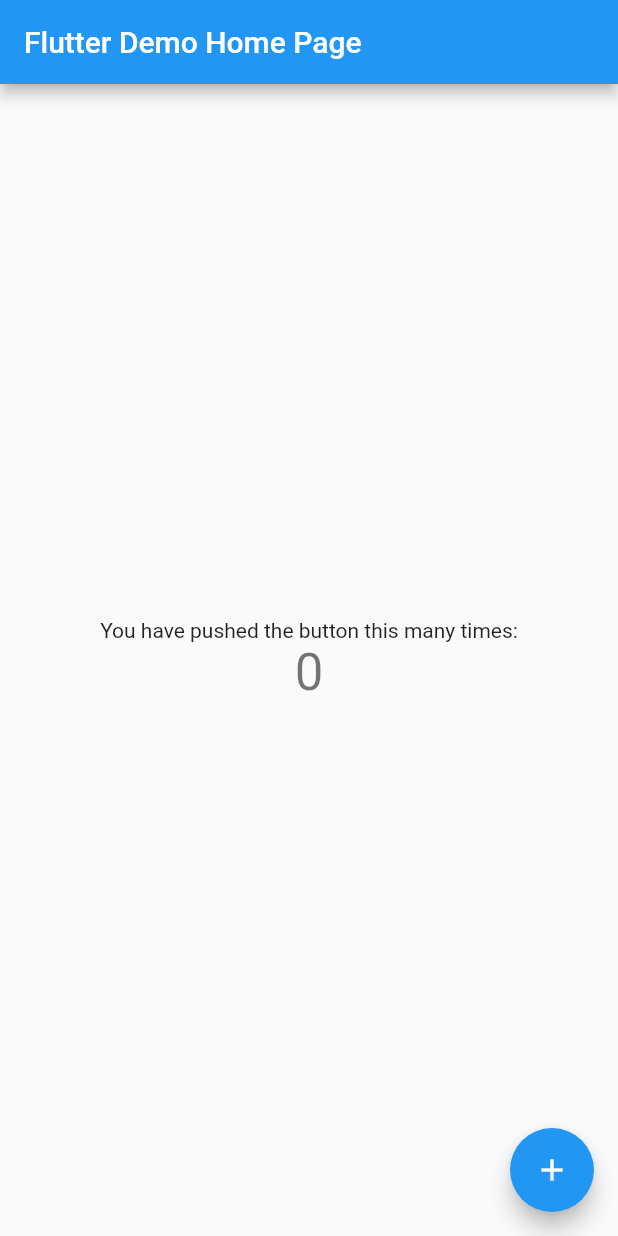
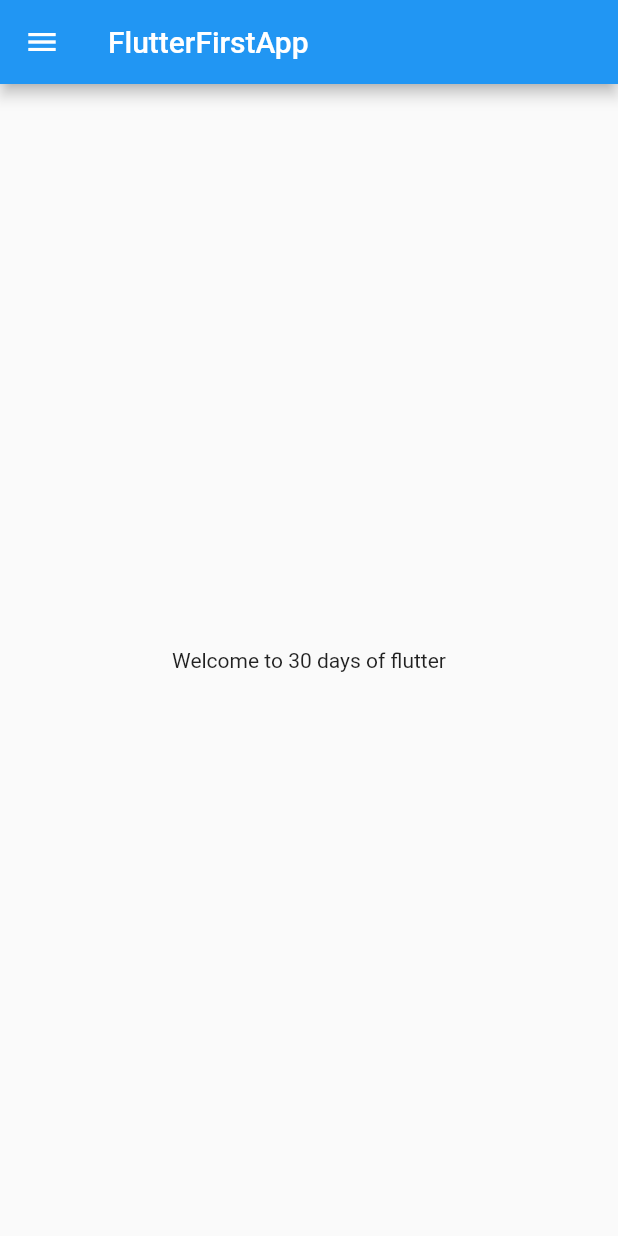
Before and after one commit to dillipkumarsahu/flutter_first_app, a Flutter app: the screen it shows after launch, on a phone screen of 412 x 824 dp. Run offline on Flutter 3.47's test engine with Material 2 defaults, Android fonts, the phone set to English and light mode, and no system bars.

Commit message:
day 2 completed

```diff
--- /dev/null
+++ b/lib/home_page.dart
@@ -0,0 +1,20 @@
+import 'package:flutter/material.dart';
+
+class HomePage extends StatelessWidget {
+  const HomePage({Key? key}) : super(key: key);
+
+  @override
+  Widget build(BuildContext context) {
+    return Scaffold(
+      appBar: AppBar(
+        title: Text("FlutterFirstApp"),
+      ),
+      body: Center(
+        child: Container(
+          child: const Text("Welcome to 30 days of flutter"),
+        ),
+      ),
+      drawer: Drawer(),
+    );
+  }
+}
--- a/lib/main.dart
+++ b/lib/main.dart
@@ -1,115 +1,17 @@
 import 'package:flutter/material.dart';
+import 'package:flutter_first_app/home_page.dart';
 
 void main() {
-  runApp(const MyApp());
+  runApp(MyApp());
 }
 
 class MyApp extends StatelessWidget {
   const MyApp({Key? key}) : super(key: key);
 
-  // This widget is the root of your application.
   @override
   Widget build(BuildContext context) {
     return MaterialApp(
-      title: 'Flutter Demo',
-      theme: ThemeData(
-        // This is the theme of your application.
-        //
-        // Try running your application with "flutter run". You'll see the
-        // application has a blue toolbar. Then, without quitting the app, try
-        // changing the primarySwatch below to Colors.green and then invoke
-        // "hot reload" (press "r" in the console where you ran "flutter run",
-        // or simply save your changes to "hot reload" in a Flutter IDE).
-        // Notice that the counter didn't reset back to zero; the application
-        // is not restarted.
-        primarySwatch: Colors.blue,
-      ),
-      home: const MyHomePage(title: 'Flutter Demo Home Page'),
+      home: HomePage(),
     );
   }
 }
-
-class MyHomePage extends StatefulWidget {
-  const MyHomePage({Key? key, required this.title}) : super(key: key);
-
-  // This widget is the home page of your application. It is stateful, meaning
-  // that it has a State object (defined below) that contains fields that affect
-  // how it looks.
-
-  // This class is the configuration for the state. It holds the values (in this
-  // case the title) provided by the parent (in this case the App widget) and
-  // used by the build method of the State. Fields in a Widget subclass are
-  // always marked "final".
-
-  final String title;
-
-  @override
-  State<MyHomePage> createState() => _MyHomePageState();
-}
-
-class _MyHomePageState extends State<MyHomePage> {
-  int _counter = 0;
-
-  void _incrementCounter() {
-    setState(() {
-      // This call to setState tells the Flutter framework that something has
-      // changed in this State, which causes it to rerun the build method below
-      // so that the display can reflect the updated values. If we changed
-      // _counter without calling setState(), then the build method would not be
-      // called again, and so nothing would appear to happen.
-      _counter++;
-    });
-  }
-
-  @override
-  Widget build(BuildContext context) {
-    // This method is rerun every time setState is called, for instance as done
-    // by the _incrementCounter method above.
-    //
-    // The Flutter framework has been optimized to make rerunning build methods
-    // fast, so that you can just rebuild anything that needs updating rather
-    // than having to individually change instances of widgets.
-    return Scaffold(
-      appBar: AppBar(
-        // Here we take the value from the MyHomePage object that was created by
-        // the App.build method, and use it to set our appbar title.
-        title: Text(widget.title),
-      ),
-      body: Center(
-        // Center is a layout widget. It takes a single child and positions it
-        // in the middle of the parent.
-        child: Column(
-          // Column is also a layout widget. It takes a list of children and
-          // arranges them vertically. By default, it sizes itself to fit its
-          // children horizontally, and tries to be as tall as its parent.
-          //
-          // Invoke "debug painting" (press "p" in the console, choose the
-          // "Toggle Debug Paint" action from the Flutter Inspector in Android
-          // Studio, or the "Toggle Debug Paint" command in Visual Studio Code)
-          // to see the wireframe for each widget.
-          //
-          // Column has various properties to control how it sizes itself and
-          // how it positions its children. Here we use mainAxisAlignment to
-          // center the children vertically; the main axis here is the vertical
-          // axis because Columns are vertical (the cross axis would be
-          // horizontal).
-          mainAxisAlignment: MainAxisAlignment.center,
-          children: <Widget>[
-            const Text(
-              'You have pushed the button this many times:',
-            ),
-            Text(
-              '$_counter',
-              style: Theme.of(context).textTheme.headline4,
-            ),
-          ],
-        ),
-      ),
-      floatingActionButton: FloatingActionButton(
-        onPressed: _incrementCounter,
-        tooltip: 'Increment',
-        child: const Icon(Icons.add),
-      ), // This trailing comma makes auto-formatting nicer for build methods.
-    );
-  }
-}
```
